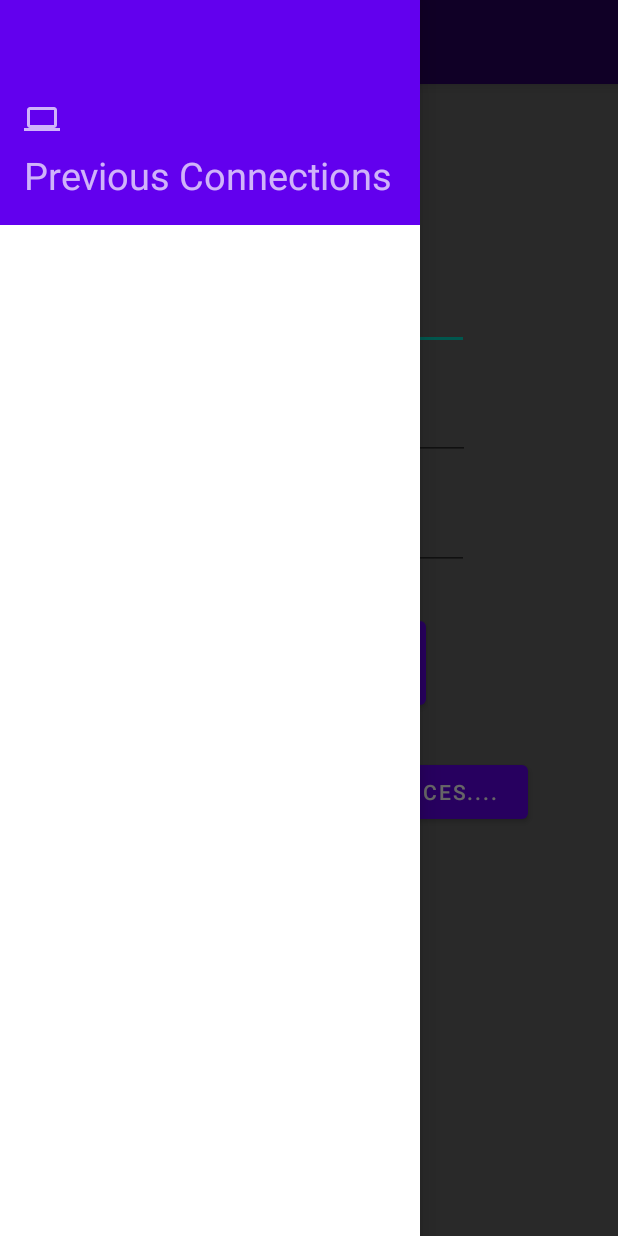
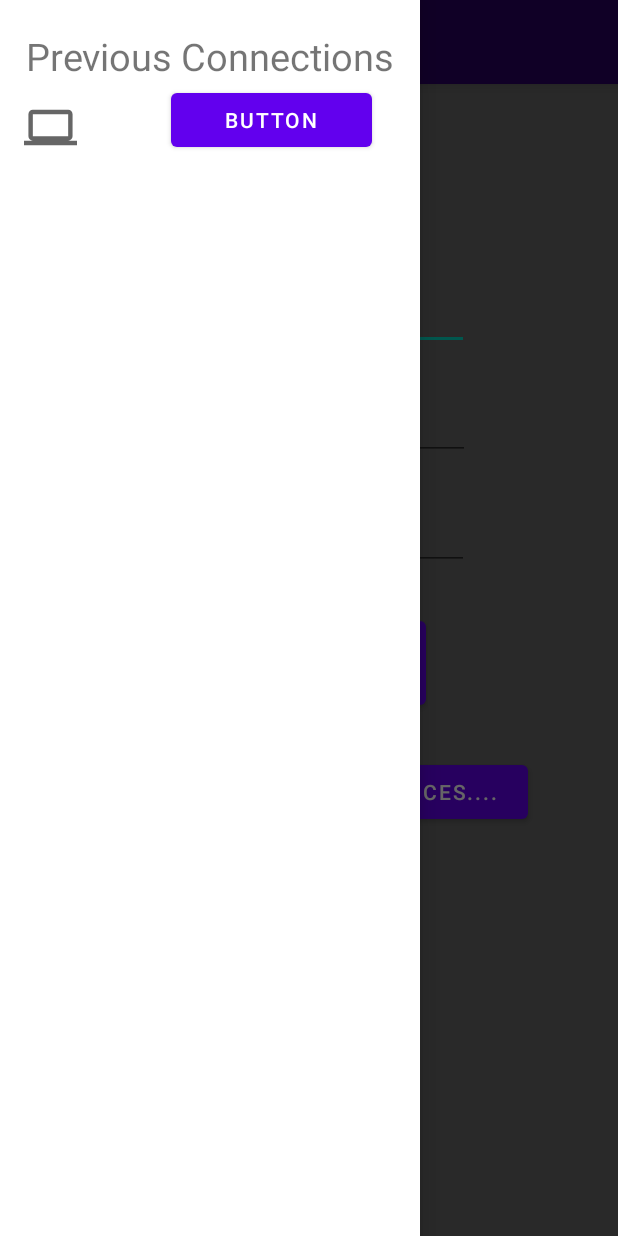
Before and after one commit to danielmbutler/PiBuddyProd, an Android app: the screen it shows after launch (MainActivity), with the side drawer open, on a phone screen of 412 x 824 dp. Run offline under Robolectric (Android 15) with nearby library versions, the phone set to English and light mode, and no system bars.

```diff
--- a/app/src/main/AndroidManifest.xml
+++ b/app/src/main/AndroidManifest.xml
@@ -14,7 +14,7 @@
         android:roundIcon="@mipmap/ic_launcher_round"
         android:supportsRtl="true"
         android:theme="@style/Theme.PiBuddy">
-        <activity android:name=".Scan_Activity"></activity>
+        <activity android:name=".Scan_Activity" />
         <activity android:name=".MainActivity">
             <intent-filter>
                 <action android:name="android.intent.action.MAIN" />
@@ -22,6 +22,7 @@
                 <category android:name="android.intent.category.LAUNCHER" />
             </intent-filter>
         </activity>
+        <activity android:name=".Result_Activity" />
     </application>
 
 </manifest>
--- a/app/src/main/res/layout/activity_main.xml
+++ b/app/src/main/res/layout/activity_main.xml
@@ -25,9 +25,7 @@
         <FrameLayout
             android:id="@+id/fragement_container"
             android:layout_width="match_parent"
-            android:layout_height="match_parent" >
-
-        </FrameLayout>
+            android:layout_height="match_parent"/>
 
 
     </androidx.appcompat.widget.LinearLayoutCompat>
@@ -38,7 +36,8 @@
         android:layout_height="match_parent"
         android:layout_gravity="start"
         app:headerLayout="@layout/nav_header"
-        app:menu="@menu/draw_menu" />
+        app:menu="@menu/draw_menu"
+        />
 
     <androidx.constraintlayout.widget.ConstraintLayout
         android:layout_width="match_parent"
--- /dev/null
+++ b/app/src/main/res/layout/clearconnection.xml
@@ -0,0 +1,6 @@
+<?xml version="1.0" encoding="utf-8"?>
+<androidx.constraintlayout.widget.ConstraintLayout xmlns:android="http://schemas.android.com/apk/res/android"
+    xmlns:app="http://schemas.android.com/apk/res-auto"
+    xmlns:tools="http://schemas.android.com/tools"
+    android:layout_width="match_parent"
+    android:layout_height="100dp"/>
--- a/app/src/main/res/layout/nav_header.xml
+++ b/app/src/main/res/layout/nav_header.xml
@@ -1,27 +1,39 @@
 <?xml version="1.0" encoding="utf-8"?>
-<LinearLayout xmlns:android="http://schemas.android.com/apk/res/android"
+<androidx.constraintlayout.widget.ConstraintLayout xmlns:android="http://schemas.android.com/apk/res/android"
+    xmlns:app="http://schemas.android.com/apk/res-auto"
+    xmlns:tools="http://schemas.android.com/tools"
     android:layout_width="match_parent"
-    android:layout_height="150dp"
-    android:background="@color/design_default_color_primary"
-    android:gravity="bottom"
-    android:orientation="vertical"
-    android:padding="16dp"
-    android:theme="@style/ThemeOverlay.AppCompat.Dark">
+    android:layout_height="120dp">
 
-    <androidx.appcompat.widget.AppCompatImageView
+    <ImageView
+        android:layout_width="35dp"
+        android:layout_height="54dp"
+        android:layout_marginStart="16dp"
+        android:layout_marginBottom="8dp"
+        app:layout_constraintBottom_toBottomOf="parent"
+        app:layout_constraintStart_toStartOf="parent"
+        app:srcCompat="@drawable/ic_computer"></ImageView>
+
+    <TextView
         android:layout_width="wrap_content"
         android:layout_height="wrap_content"
-        android:src="@drawable/ic_computer"></androidx.appcompat.widget.AppCompatImageView>
-
-    <androidx.appcompat.widget.AppCompatTextView
-        android:layout_width="wrap_content"
-        android:layout_height="wrap_content"
+        android:layout_marginTop="12dp"
+        android:clickable="true"
         android:paddingTop="8dp"
         android:text="Previous Connections"
-        android:clickable="true"
-        android:textSize="25dp" />
+        android:textSize="25dp"
+        app:layout_constraintEnd_toEndOf="parent"
+        app:layout_constraintStart_toStartOf="parent"
+        app:layout_constraintTop_toTopOf="parent" />
 
+    <Button
+        android:id="@+id/Nav_Header_Clear_Connection_Button"
+        android:layout_width="134dp"
+        android:layout_height="wrap_content"
+        android:layout_marginEnd="32dp"
+        android:layout_marginBottom="16dp"
+        android:text="Button"
+        app:layout_constraintBottom_toBottomOf="parent"
+        app:layout_constraintEnd_toEndOf="parent" />
 
-
-
-</LinearLayout>
+</androidx.constraintlayout.widget.ConstraintLayout>
--- a/app/src/main/res/layout/result.xml
+++ b/app/src/main/res/layout/result.xml
@@ -116,6 +116,12 @@
         android:textSize="36sp"
          />
 
+    <ImageView
+        android:id="@+id/Result_View_Add_Command"
+        android:layout_width="match_parent"
+        android:layout_height="40dp"
+        app:srcCompat="@drawable/ic_baseline_add_24" />
+
     <Button
         android:id="@+id/BackButton"
         android:layout_width="wrap_content"
--- a/app/src/main/res/menu/draw_menu.xml
+++ b/app/src/main/res/menu/draw_menu.xml
@@ -3,7 +3,8 @@
     xmlns:tools="http://schemas.android.com/tools"
     xmlns:appNs="http://schemas.android.com/apk/res-auto"
     tools:showIn="navigation_view">
-<group android:checkableBehavior="single" android:id="@+id/SavedConnectionsMenu">
+<group android:checkableBehavior="single" android:id="@+id/SavedConnectionsMenu"
+    android:longClickable="true">
 </group>
 
 </menu>
```
Also changed, not shown: app/src/main/java/com/example/pibuddy/Dialogs/CustomCommand.kt (added, +21 -0 lines), app/src/main/java/com/example/pibuddy/MainActivity.kt (+55 -57 lines), app/src/main/java/com/example/pibuddy/Result_Activity.kt (added, +82 -0 lines), app/src/main/res/drawable/ic_baseline_add_24.xml (added, +10 -0 lines), app/src/main/res/drawable/ic_baseline_clear_24.xml (added, +10 -0 lines), app/src/main/res/layout/activity_custom_command.xml (added, +31 -0 lines), app/src/main/res/layout/saved_connection.xml (deleted, +0 -37 lines), 1 other file.
